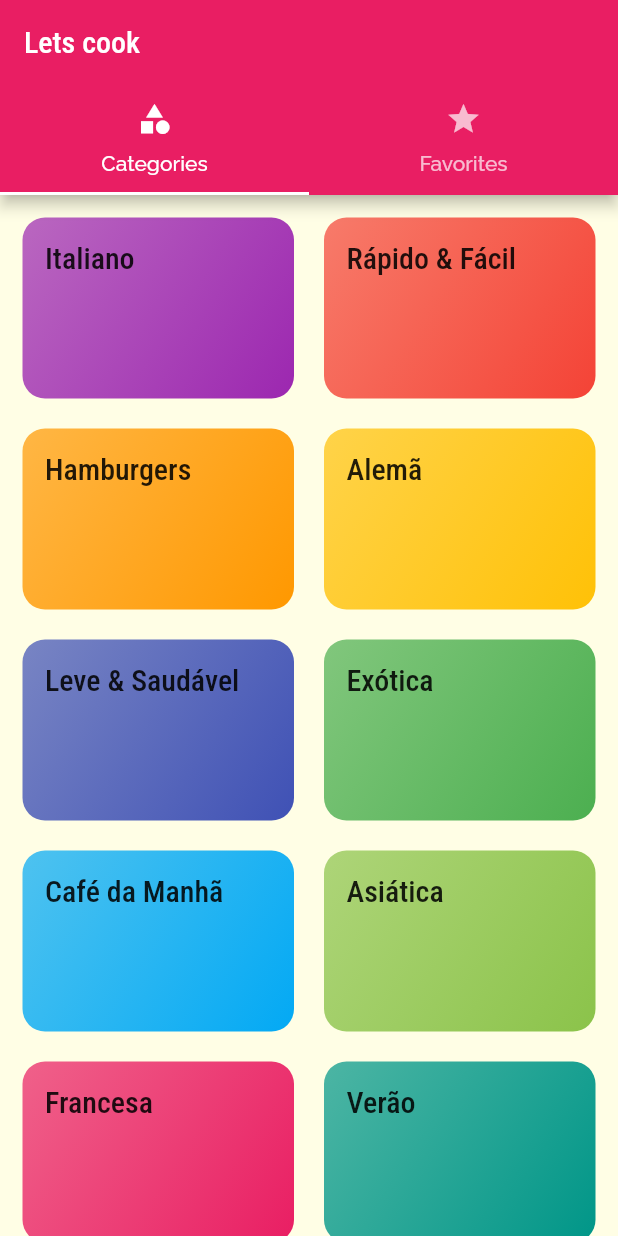
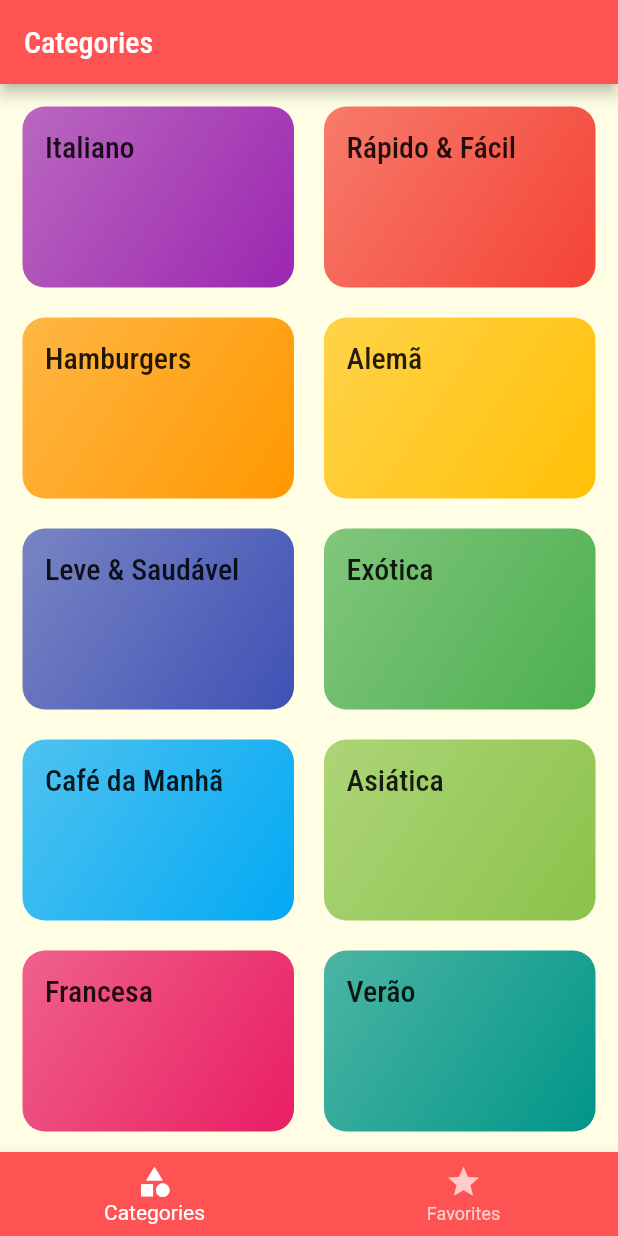
Before and after one commit to EduardoRenz/Flutter-Recipies-App, a Flutter app: the screen it shows after launch, on a phone screen of 412 x 824 dp. Run offline on Flutter 3.47's test engine with Material 2 defaults, Android fonts, the phone set to English and light mode, and no system bars.

```diff
--- a/lib/main.dart
+++ b/lib/main.dart
@@ -14,7 +14,7 @@ class MyApp extends StatelessWidget {
       title: 'DeliMeals',
       theme: ThemeData(
         primarySwatch: Colors.pink,
-        primaryColor: Colors.amber,
+        primaryColor: Colors.redAccent,
         fontFamily: 'RaleWay',
         canvasColor: const Color.fromRGBO(255, 254, 229, 1),
         textTheme: ThemeData.light().textTheme.copyWith(
--- a/lib/screens/tabs_screen.dart
+++ b/lib/screens/tabs_screen.dart
@@ -2,30 +2,55 @@ import 'package:flutter/material.dart';
 import 'package:recipies/screens/categories_screen.dart';
 import 'package:recipies/screens/favorite_screen.dart';
 
-class TabsScreen extends StatelessWidget {
+class TabsScreen extends StatefulWidget {
   const TabsScreen({Key? key}) : super(key: key);
 
   @override
+  State<TabsScreen> createState() => _TabsScreenState();
+}
+
+class _TabsScreenState extends State<TabsScreen> {
+  int _selectedScreenIndex = 0;
+
+  final List<String> _titles = [
+    'Categories',
+    'Favorites',
+  ];
+  final List<Widget> _screens = [
+    const CategoriesScreen(),
+    FavoriteScreen(),
+  ];
+
+  void _selectScreen(int index) {
+    setState(() {
+      _selectedScreenIndex = index;
+    });
+  }
+
+  @override
   Widget build(BuildContext context) {
-    return DefaultTabController(
-      length: 2,
-      child: Scaffold(
-        appBar: AppBar(
-          title: const Text('Lets cook'),
-          bottom: const TabBar(
-            labelColor: Colors.white,
-            tabs: [
-              Tab(icon: Icon(Icons.category), text: 'Categories'),
-              Tab(icon: Icon(Icons.star), text: 'Favorites'),
-            ],
+    return Scaffold(
+      appBar: AppBar(
+        title: Text(_titles[_selectedScreenIndex]),
+        backgroundColor: Theme.of(context).primaryColor,
+      ),
+      body: _screens[_selectedScreenIndex],
+      bottomNavigationBar: BottomNavigationBar(
+        onTap: _selectScreen,
+        unselectedItemColor: Colors.white70,
+        selectedItemColor: Colors.white,
+        currentIndex: _selectedScreenIndex,
+        backgroundColor: Theme.of(context).primaryColor,
+        items: const [
+          BottomNavigationBarItem(
+            icon: Icon(Icons.category),
+            label: 'Categories',
           ),
-        ),
-        body: TabBarView(
-          children: <Widget>[
-            const CategoriesScreen(),
-            FavoriteScreen(),
-          ],
-        ),
+          BottomNavigationBarItem(
+            icon: Icon(Icons.star),
+            label: 'Favorites',
+          ),
+        ],
       ),
     );
   }
```
